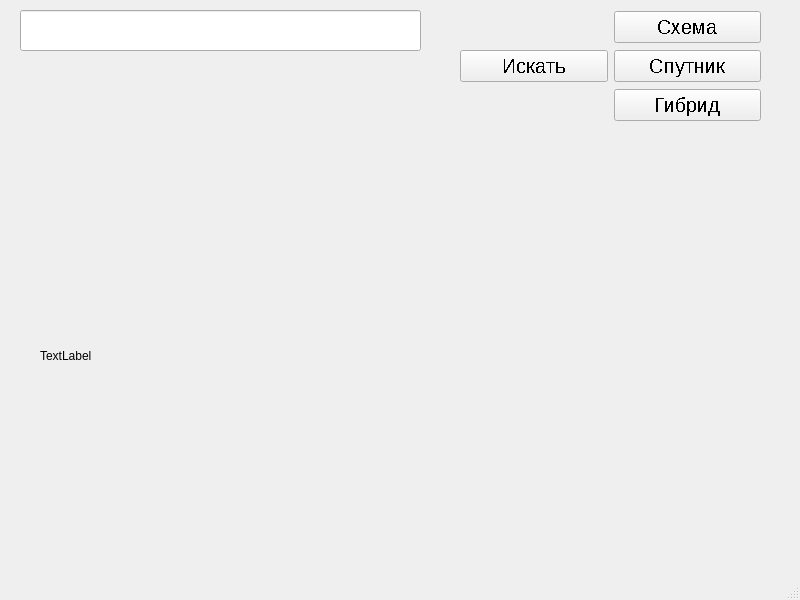
Old version of the form show_geo_pic.ui in the repository Efe2077/Geo.
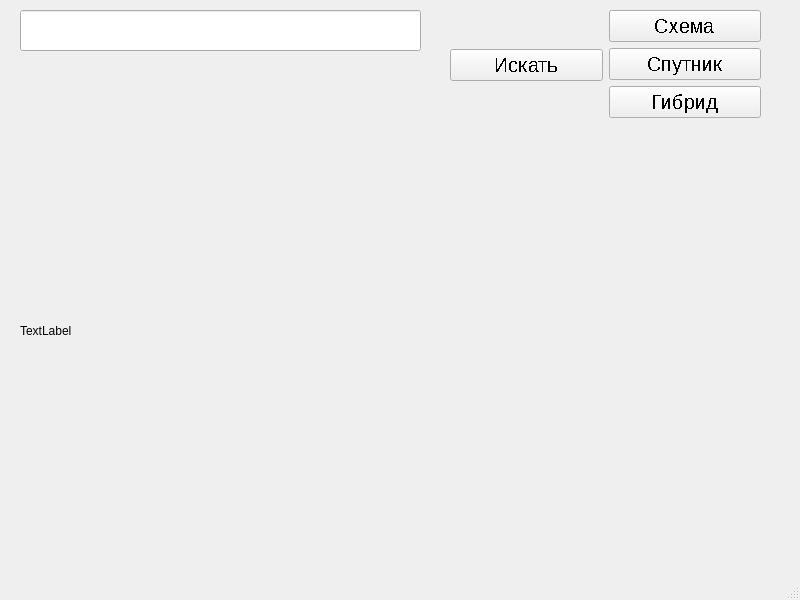
New version of the form.

```diff
--- a/show_geo_pic.ui
+++ b/show_geo_pic.ui
@@ -17,10 +17,10 @@
    <widget class="QLabel" name="q_map">
     <property name="geometry">
      <rect>
-      <x>40</x>
-      <y>190</y>
+      <x>20</x>
+      <y>140</y>
       <width>751</width>
-      <height>331</height>
+      <height>381</height>
      </rect>
     </property>
     <property name="text">
@@ -45,10 +45,10 @@
    <widget class="QWidget" name="">
     <property name="geometry">
      <rect>
-      <x>460</x>
+      <x>450</x>
       <y>10</y>
-      <width>301</width>
-      <height>112</height>
+      <width>311</width>
+      <height>111</height>
      </rect>
     </property>
     <layout class="QHBoxLayout" name="horizontalLayout">
```
